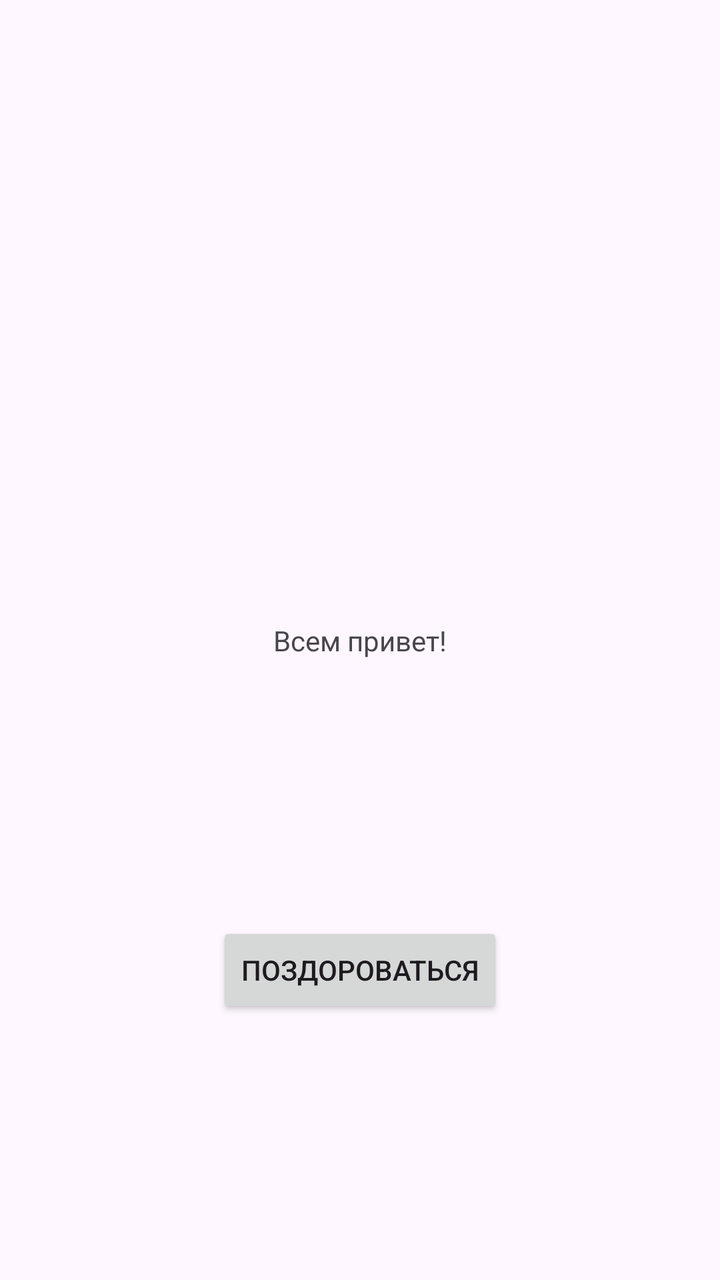
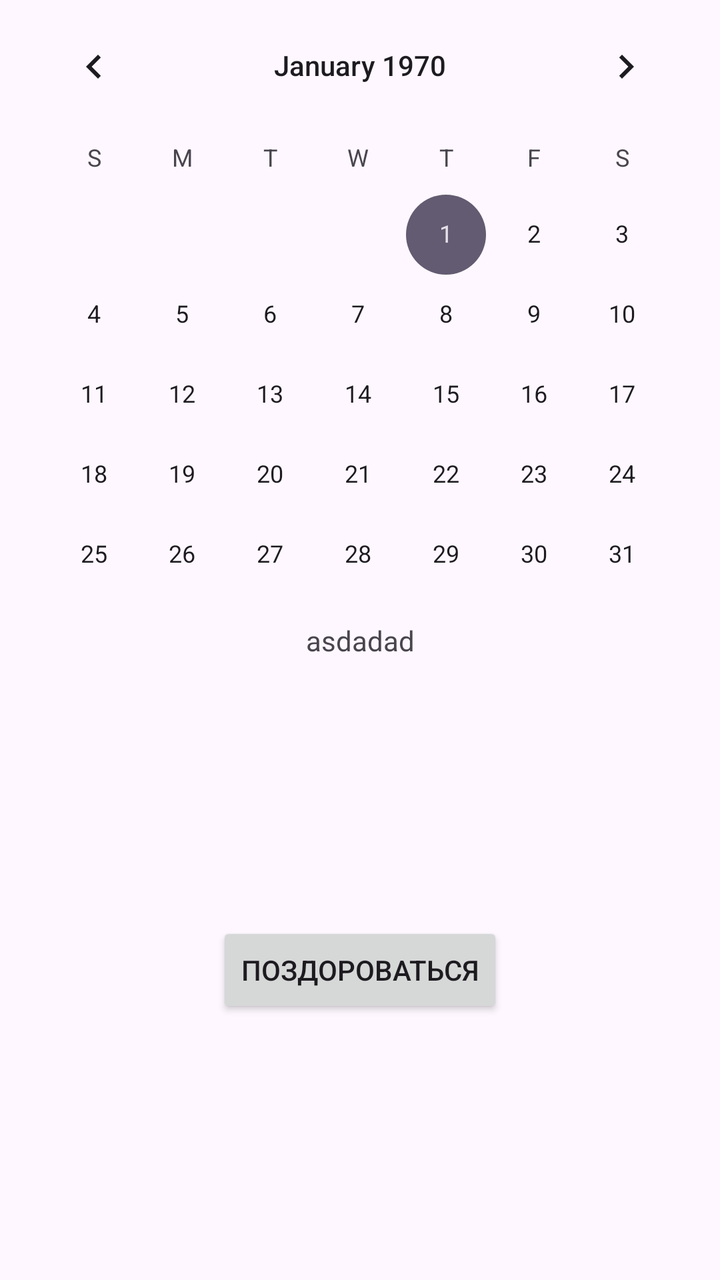

An Android layout rendered at two revisions. The XML below is the earlier revision; the diff shows what the commit changed to produce the second picture.
<!-- AndroidManifest.xml: application theme Theme.MyApplication -->
<!-- res/layout/activity_main.xml -->
<?xml version="1.0" encoding="utf-8"?>
<androidx.constraintlayout.widget.ConstraintLayout xmlns:android="http://schemas.android.com/apk/res/android"
    xmlns:app="http://schemas.android.com/apk/res-auto"
    xmlns:tools="http://schemas.android.com/tools"
    android:id="@+id/main"
    android:layout_width="match_parent"
    android:layout_height="match_parent"
    tools:context=".MainActivity">

    <TextView
        android:id="@+id/textView"
        android:layout_width="wrap_content"
        android:layout_height="wrap_content"
        android:text="Всем привет!"
        app:layout_constraintBottom_toBottomOf="parent"
        app:layout_constraintEnd_toEndOf="parent"
        app:layout_constraintStart_toStartOf="parent"
        app:layout_constraintTop_toTopOf="parent" />

    <Button
        android:id="@+id/button"
        android:layout_width="wrap_content"
        android:layout_height="wrap_content"
        android:text="Поздороваться"
        app:layout_constraintBottom_toBottomOf="parent"
        app:layout_constraintEnd_toEndOf="parent"
        app:layout_constraintStart_toStartOf="parent"
        app:layout_constraintTop_toBottomOf="@+id/textView" />

</androidx.constraintlayout.widget.ConstraintLayout>
<!-- resources referenced by this layout -->
<resources>
  <style name="Theme.MyApplication" parent="Base.Theme.MyApplication" />
  <style name="Base.Theme.MyApplication" parent="Theme.Material3.DayNight.NoActionBar">
          
          
      </style>
</resources>

<!-- the commit's change to res/layout/activity_main.xml (unified diff, before → after) -->
@@ -11,7 +11,7 @@
         android:id="@+id/textView"
         android:layout_width="wrap_content"
         android:layout_height="wrap_content"
-        android:text="Всем привет!"
+        android:text="asdadad"
         app:layout_constraintBottom_toBottomOf="parent"
         app:layout_constraintEnd_toEndOf="parent"
         app:layout_constraintStart_toStartOf="parent"
@@ -27,4 +27,15 @@
         app:layout_constraintStart_toStartOf="parent"
         app:layout_constraintTop_toBottomOf="@+id/textView" />
 
+    <CalendarView
+        android:id="@+id/calendarView"
+        android:layout_width="350dp"
+        android:layout_height="313dp"
+        android:layout_marginTop="50dp"
+        android:layout_marginBottom="50dp"
+        app:layout_constraintBottom_toTopOf="@+id/textView"
+        app:layout_constraintEnd_toEndOf="parent"
+        app:layout_constraintStart_toStartOf="parent"
+        app:layout_constraintTop_toTopOf="parent" />
+
 </androidx.constraintlayout.widget.ConstraintLayout>
